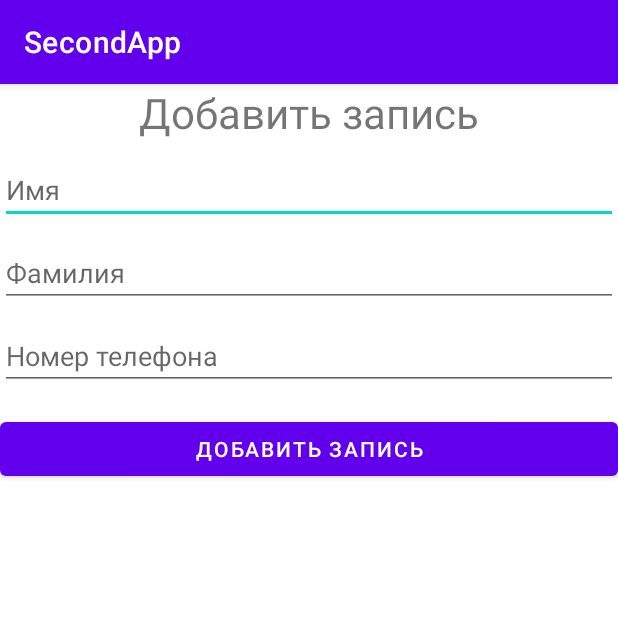
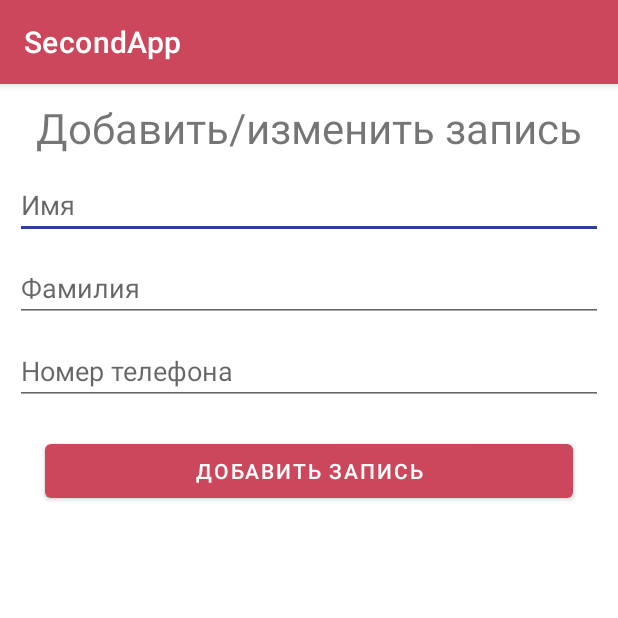
Before and after one commit to mskcg/edu_0759, an Android app: the screen it shows after launch (UserFormActivity), after a tap on "ДОБАВИТЬ ЧЕЛОВЕКА", on a phone screen of 412 x 824 dp, the top half of it. Run offline under Robolectric (Android 15) with nearby library versions, the phone set to English and light mode, and no system bars.

Commit message:
Финальная лабораторная работа

```diff
--- a/SecondApp/app/src/main/AndroidManifest.xml
+++ b/SecondApp/app/src/main/AndroidManifest.xml
@@ -9,7 +9,8 @@
         android:roundIcon="@mipmap/ic_launcher_round"
         android:supportsRtl="true"
         android:theme="@style/Theme.SecondApp">
-        <activity android:name=".UserFormActivity"></activity>
+        <activity android:name=".UserInfoActivity"></activity>
+        <activity android:name=".UserFormActivity" />
         <activity android:name=".MainActivity">
             <intent-filter>
                 <action android:name="android.intent.action.MAIN" />
--- a/SecondApp/app/src/main/java/com/hfad/secondapp/MainActivity.java
+++ b/SecondApp/app/src/main/java/com/hfad/secondapp/MainActivity.java
@@ -17,10 +17,10 @@ import java.util.ArrayList;
 
 public class MainActivity extends AppCompatActivity {
 
-    RecyclerView recyclerView;
-    ArrayList<User> userList = new ArrayList<>();  // элементы списка
-    UserAdapter userAdapter;
-    Button addUserBtn;
+    private RecyclerView recyclerView;
+    private ArrayList<User> userList = new ArrayList<>();  // элементы списка
+    private UserAdapter userAdapter;
+    private Button addUserBtn;
     @Override
     protected void onCreate(Bundle savedInstanceState) {
         super.onCreate(savedInstanceState);
@@ -56,18 +56,29 @@ public class MainActivity extends AppCompatActivity {
         recyclerViewInit();
     }
 
-    private  class UserHolder extends RecyclerView.ViewHolder{      // UserHolder создаёт элемент списка
+    private  class UserHolder extends RecyclerView.ViewHolder implements View.OnClickListener{  // UserHolder создаёт элемент списка
         TextView itemTextView;
+        User user;
         public UserHolder(LayoutInflater inflater, ViewGroup viewGroup) {
             super(inflater.inflate(R.layout.single_item, viewGroup, false));
             // itemView - текущий layout single_item
             itemTextView = itemView.findViewById(R.id.itemTextView);
+            itemView.setOnClickListener(this);
         }
 
-        public void bind(String userString){
+        public void bind(String userString, User user){
             itemTextView.setText(userString);
+            this.user = user;
+        }
+
+        @Override
+        public void onClick(View view) {
+            Intent intent = new Intent(MainActivity.this, UserInfoActivity.class);
+            intent.putExtra("user", user);
+            startActivity(intent);
         }
     }
+
     private class UserAdapter extends RecyclerView.Adapter<UserHolder>{     // адаптер помещает элементы, созданные UserHolder, на экран
         ArrayList<User> users;
         public UserAdapter(ArrayList<User> users) {
@@ -83,20 +94,7 @@ public class MainActivity extends AppCompatActivity {
         public void onBindViewHolder(UserHolder userHolder, int position) { // RecyclerView вызывает этот медот, чтобы наполнить ViewHolder данными
             User user = users.get(position);
             String userString = user.getUserName()+"\n"+user.getUserLastName();
-            userHolder.bind(userString);
-
-            TextView itemTextView = userHolder.itemTextView;
-            itemTextView.setOnClickListener(new View.OnClickListener() {
-                @Override
-                public void onClick(View v) {
-                    Intent intent = new Intent(MainActivity.this, UserFormActivity.class);
-                    intent.putExtra("ReadOnly", true);    //
-                    intent.putExtra("UserName", user.getUserName());
-                    intent.putExtra("UserLastName", user.getUserLastName());
-                    intent.putExtra("Phone", user.getPhone());
-                    startActivity(intent);
-                }
-            });
+            userHolder.bind(userString, user);
         }
 
         @Override
--- a/SecondApp/app/src/main/java/com/hfad/secondapp/User.java
+++ b/SecondApp/app/src/main/java/com/hfad/secondapp/User.java
@@ -1,8 +1,9 @@
 package com.hfad.secondapp;
 
+import java.io.Serializable;
 import java.util.UUID;
 
-public class User {
+public class User implements Serializable {
     private String userName;
     private String userLastName;
     private UUID uuid;      // уникальный идентификатор
--- a/SecondApp/app/src/main/java/com/hfad/secondapp/UserFormActivity.java
+++ b/SecondApp/app/src/main/java/com/hfad/secondapp/UserFormActivity.java
@@ -9,42 +9,40 @@ import android.widget.EditText;
 import android.widget.TextView;
 
 public class UserFormActivity extends AppCompatActivity {
-    TextView AddUserTextView;
-    Button insertUserBtn;
-    EditText editTextName;
-    EditText editTextLastName;
-    EditText editTextPhone;
+    private Button insertUserBtn;
+    private EditText editTextName;
+    private EditText editTextLastName;
+    private EditText editTextPhone;
+    private User user;
+    private boolean new_user = false;
+
     @Override
     protected void onCreate(Bundle savedInstanceState) {
         super.onCreate(savedInstanceState);
         setContentView(R.layout.activity_user_form);
-        AddUserTextView = findViewById(R.id.AddUserTextView);
+        user = (User) getIntent().getSerializableExtra("user");
         editTextName = findViewById(R.id.editTextName);
         editTextLastName = findViewById(R.id.editTextLastName);
         editTextPhone = findViewById(R.id.editTextPhone);
         insertUserBtn = findViewById(R.id.insertUserBtn);
-
-        // если активность открылась для отображения текущей записи, заполним поля, закроем для редактирования и спрячем лишние элементы
-        if(getIntent().getBooleanExtra("ReadOnly", false) == true) {
-            editTextName.setText(getIntent().getStringExtra("UserName"));
-            editTextLastName.setText(getIntent().getStringExtra("UserLastName"));
-            editTextPhone.setText(getIntent().getStringExtra("Phone"));
-            insertUserBtn.setVisibility(View.INVISIBLE);
-            AddUserTextView.setVisibility(View.INVISIBLE);
-            editTextName.setKeyListener(null);
-            editTextLastName.setKeyListener(null);
-            editTextPhone.setKeyListener(null);
+        if(user != null){ // Если редактируем юзера
+            editTextName.setText(user.getUserName());
+            editTextLastName.setText(user.getUserLastName());
+            editTextPhone.setText(user.getPhone());
+        }else{ // если добавляем нового
+            new_user = true;
+            user = new User();
         }
 
         insertUserBtn.setOnClickListener(new View.OnClickListener() {
             @Override
             public void onClick(View view) {
-                User user = new User();
                 user.setUserName(editTextName.getText().toString());
                 user.setUserLastName(editTextLastName.getText().toString());
                 user.setPhone(editTextPhone.getText().toString());
                 Users users = new Users(UserFormActivity.this);
-                users.addUser(user);
+                if(new_user) users.addUser(user);
+                else users.updateUser(user);
                 onBackPressed();
             }
         });
--- a/SecondApp/app/src/main/res/layout/activity_main.xml
+++ b/SecondApp/app/src/main/res/layout/activity_main.xml
@@ -5,13 +5,15 @@
     android:layout_width="match_parent"
     android:layout_height="match_parent"
     android:orientation="vertical"
+    android:padding="10dp"
     tools:context=".MainActivity">
 
     <Button
         android:id="@+id/addUserBtn"
         android:layout_width="match_parent"
         android:layout_height="wrap_content"
-        android:text="@string/add_user_button_text" />
+        android:layout_margin="20dp"
+        android:text="Добавить человека" />
 
     <androidx.recyclerview.widget.RecyclerView
         android:layout_width="match_parent"
--- a/SecondApp/app/src/main/res/layout/activity_user_form.xml
+++ b/SecondApp/app/src/main/res/layout/activity_user_form.xml
@@ -5,14 +5,15 @@
     android:layout_width="match_parent"
     android:layout_height="match_parent"
     android:orientation="vertical"
+    android:padding="10dp"
     tools:context=".UserFormActivity">
 
     <TextView
-        android:id="@+id/AddUserTextView"
+        android:id="@+id/textView"
         android:layout_width="match_parent"
         android:layout_height="wrap_content"
         android:gravity="center"
-        android:text="@string/add_record"
+        android:text="Добавить/изменить запись"
         android:textSize="28sp" />
 
     <EditText
@@ -22,7 +23,7 @@
         android:layout_height="wrap_content"
         android:ems="10"
         android:inputType="textPersonName"
-        android:hint="@string/name_hint" />
+        android:hint="Имя" />
 
     <EditText
         android:layout_marginTop="10dp"
@@ -31,7 +32,7 @@
         android:layout_height="wrap_content"
         android:ems="10"
         android:inputType="textPersonName"
-        android:hint="@string/last_name_hint" />
+        android:hint="Фамилия" />
 
     <EditText
         android:layout_marginTop="10dp"
@@ -39,7 +40,7 @@
         android:layout_width="match_parent"
         android:layout_height="wrap_content"
         android:ems="10"
-        android:hint="@string/phone_hint"
+        android:hint="Номер телефона"
         android:inputType="phone" />
 
     <Button
@@ -47,5 +48,6 @@
         android:id="@+id/insertUserBtn"
         android:layout_width="match_parent"
         android:layout_height="wrap_content"
-        android:text="@string/add_record" />
+        android:layout_margin="20dp"
+        android:text="Добавить запись" />
 </LinearLayout>
--- a/SecondApp/app/src/main/res/values/colors.xml
+++ b/SecondApp/app/src/main/res/values/colors.xml
@@ -7,4 +7,7 @@
     <color name="teal_700">#FF018786</color>
     <color name="black">#FF000000</color>
     <color name="white">#FFFFFFFF</color>
+    <color name="ColorPrimary">#3F51B5</color>
+    <color name="ColorPrimaryDark">#303F9F</color>
+    <color name="ColorAccent">#FF4081</color>
 </resources>
--- a/SecondApp/app/src/main/res/values/strings.xml
+++ b/SecondApp/app/src/main/res/values/strings.xml
@@ -1,8 +1,3 @@
 <resources>
     <string name="app_name">SecondApp</string>
-    <string name="add_record">Добавить запись</string>
-    <string name="name_hint">Имя</string>
-    <string name="last_name_hint">Фамилия</string>
-    <string name="phone_hint">Номер телефона</string>
-    <string name="add_user_button_text">Добавить человека</string>
 </resources>
--- a/SecondApp/app/src/main/res/values/themes.xml
+++ b/SecondApp/app/src/main/res/values/themes.xml
@@ -1,9 +1,13 @@
 <resources xmlns:tools="http://schemas.android.com/tools">
     <!-- Base application theme. -->
     <style name="Theme.SecondApp" parent="Theme.MaterialComponents.DayNight.DarkActionBar">
+        <item name="colorPrimary">#CC475B</item>
+        <item name="colorPrimaryDark">#9F3083</item>
+        <item name="colorAccent">@color/ColorPrimaryDark</item>
+        <item name="colorPrimaryVariant">#771134</item>
         <!-- Primary brand color. -->
-        <item name="colorPrimary">@color/purple_500</item>
-        <item name="colorPrimaryVariant">@color/purple_700</item>
+        <!--item name="colorPrimary">@color/purple_500</item>       -->
+        <!--item name="colorPrimaryVariant">@color/purple_700</item>    -->
         <item name="colorOnPrimary">@color/white</item>
         <!-- Secondary brand color. -->
         <item name="colorSecondary">@color/teal_200</item>
```
Also changed, not shown: SecondApp/app/src/main/java/com/hfad/secondapp/UserInfoActivity.java (added, +58 -0 lines), SecondApp/app/src/main/java/com/hfad/secondapp/Users.java (+25 -0 lines), SecondApp/app/src/main/res/layout/activity_user_info.xml (added, +55 -0 lines).
